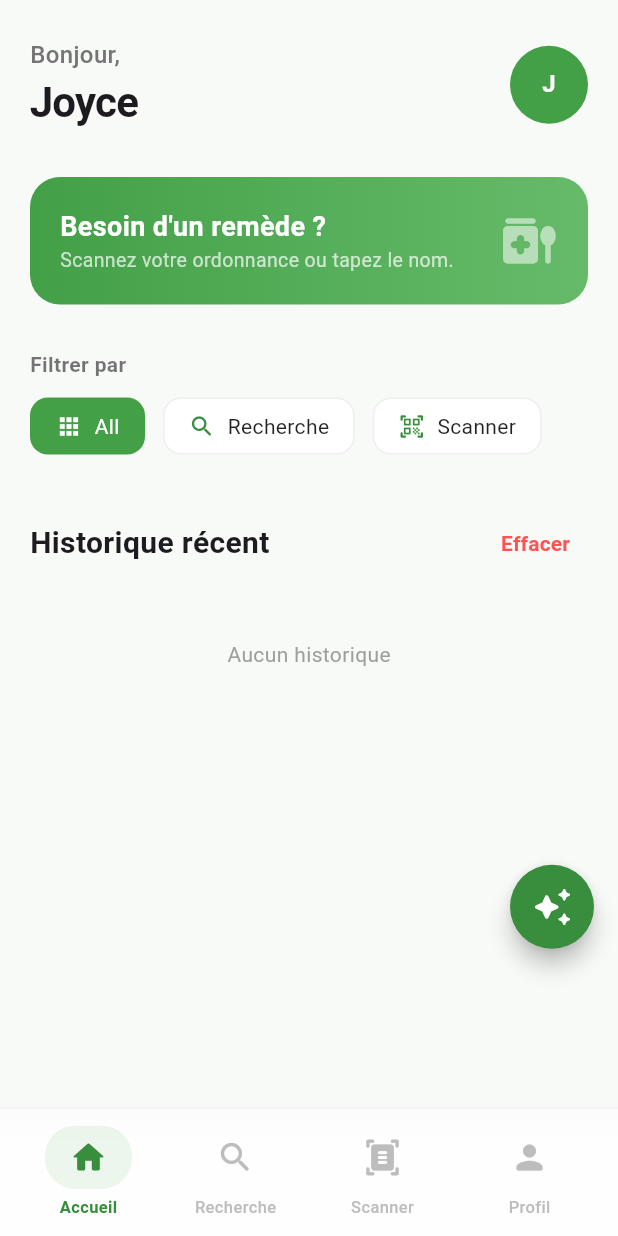
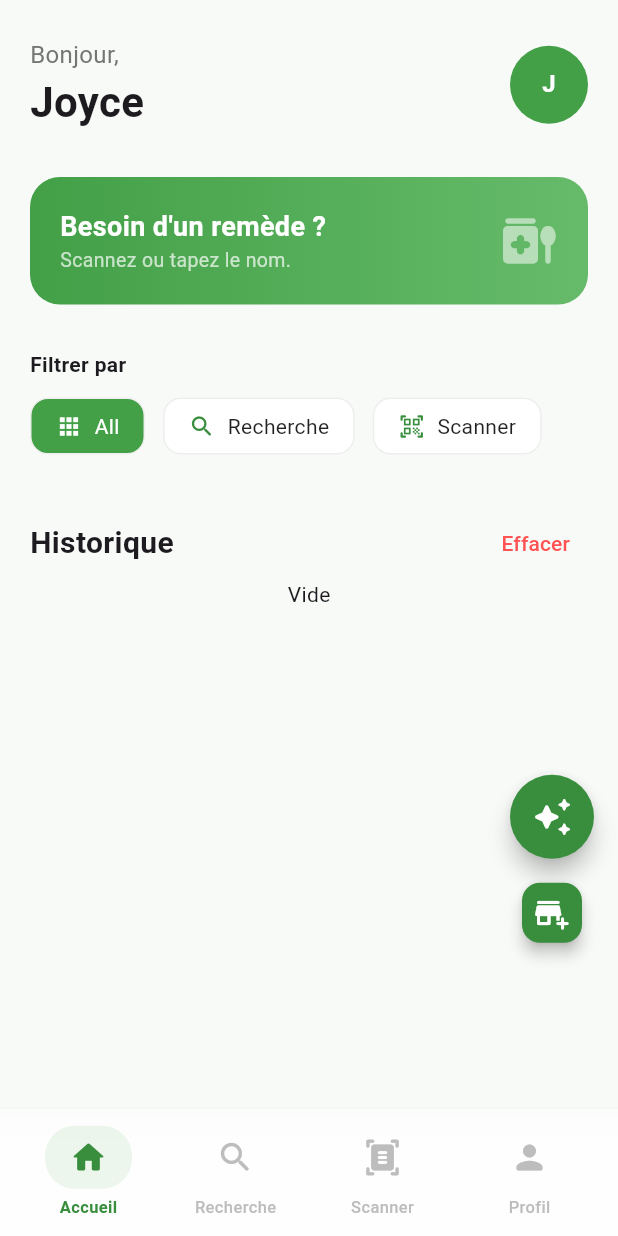
Before and after one commit to Joyce-liy/Rebec_din_projet, a Flutter app: the HomeScreen screen opened directly, on a phone screen of 412 x 824 dp. Run offline on Flutter 3.47's test engine with Material 3 defaults, Android fonts, the phone set to English and light mode, and no system bars; our stand-ins replace camera, firebase_core, flutter_map, flutter_tts, geolocator, google_maps_flutter and 6 more; missing offline and left inert: google_mlkit_text_recognition; accounts and stored records are empty; project files that could hold a hidden picture were left out.

Commit message:
ia_transcription

```diff
--- a/lib/home_screen.dart
+++ b/lib/home_screen.dart
@@ -1,13 +1,15 @@
 import 'dart:ui';
 import 'package:flutter/material.dart';
-import 'package:shared_preferences/shared_preferences.dart'; // AJOUTÉ
-import 'package:google_sign_in/google_sign_in.dart'; // AJOUTÉ
+import 'package:shared_preferences/shared_preferences.dart';
+import 'package:google_sign_in/google_sign_in.dart';
 import 'package:pharma/pageconnection/login_screen.dart';
 import 'package:pharma/profil.dart';
 import 'package:pharma/search_screen.dart';
 import 'package:pharma/services/history_service.dart';
 import 'package:pharma/scanner_page.dart';
 import 'package:pharma/chat_ai_screen.dart';
+// Importez votre page de création ici
+ import 'package:pharma/create_pharma_screen.dart';
 
 class HomeScreen extends StatefulWidget {
   final String userName;
@@ -22,6 +24,7 @@ class _HomeScreenState extends State<HomeScreen> {
 
   @override
   Widget build(BuildContext context) {
+    // Les pages de la barre de navigation
     final List<Widget> _pages = [
       HomeBody(userName: widget.userName),
       const SearchScreen(),
@@ -36,9 +39,15 @@ class _HomeScreenState extends State<HomeScreen> {
         index: _currentIndex,
         children: _pages,
       ),
-      floatingActionButton: Padding(
-        padding: const EdgeInsets.only(bottom: 90),
-        child: FloatingActionButton(
+
+      // --- BOUTONS FLOTTANTS CONDITIONNELS (ACCUEIL & RECHERCHE UNIQUEMENT) ---
+      floatingActionButton: (_currentIndex == 0 || _currentIndex == 1)
+        ? Column(
+            mainAxisSize: MainAxisSize.min,
+            children: [
+             // Bouton 1 (Haut) : Chat IA
+              FloatingActionButton(
+                heroTag: "btn_chat_ai",
                 onPressed: () {
                   Navigator.push(
                     context,
@@ -50,7 +59,28 @@ class _HomeScreenState extends State<HomeScreen> {
                 shape: const CircleBorder(),
                 child: const Icon(Icons.auto_awesome_rounded, color: Colors.white, size: 28),
               ),
+
+              const SizedBox(height: 12), // Espace entre les deux
+
+              // Bouton 2 (Bas) : Créer une Pharmacie
+              Padding(
+                padding: const EdgeInsets.only(bottom: 90), // Évite la BottomNavbar
+                child: FloatingActionButton(
+                  heroTag: "btn_add_pharma",
+                  onPressed: () {
+                    print("Ouvrir création pharmacie");
+                     Navigator.push(context, MaterialPageRoute(builder: (context) => const CreatePharmaScreen()));
+                  },
+                  backgroundColor: Colors.green.shade700,
+                  elevation: 4,
+                  mini: true, // Plus petit pour garder la hiérarchie
+                  child: const Icon(Icons.add_business_rounded, color: Colors.white),
                 ),
+              ),
+            ],
+          )
+        : null,
+
       floatingActionButtonLocation: FloatingActionButtonLocation.endFloat,
       bottomNavigationBar: _buildProfessionalNavbar(),
     );
@@ -130,22 +160,12 @@ class HomeBody extends StatefulWidget {
 class _HomeBodyState extends State<HomeBody> {
   String _selectedFilter = "All";
 
-  // --- NOUVELLE FONCTION DE DÉCONNEXION RÉELLE ---
   Future<void> _logout(BuildContext context) async {
     final prefs = await SharedPreferences.getInstance();
     final GoogleSignIn googleSignIn = GoogleSignIn();
+    await prefs.clear();
+    try { await googleSignIn.signOut(); } catch (e) { debugPrint(e.toString()); }
 
-    // Effacer les SharedPreferences (Nom + statut connexion)
-    await prefs.clear();
-
-    // Déconnexion Google
-    try {
-      await googleSignIn.signOut();
-    } catch (e) {
-      debugPrint("Erreur Google Sign Out: $e");
-    }
-
-    // Retour au login
     if (!mounted) return;
     Navigator.pushAndRemoveUntil(
       context,
@@ -171,20 +191,25 @@ class _HomeBodyState extends State<HomeBody> {
                   child: Column(
                     crossAxisAlignment: CrossAxisAlignment.start,
                     children: [
-                      Text("Bonjour,",
-                        style: TextStyle(fontSize: 16, color: Colors.grey.shade600, fontWeight: FontWeight.w500)),
-                      Text(widget.userName,
-                        style: const TextStyle(fontSize: 28, fontWeight: FontWeight.bold, letterSpacing: -0.5)),
+                      Text("Bonjour,", style: TextStyle(fontSize: 16, color: Colors.grey.shade600)),
+                      Text(widget.userName, style: const TextStyle(fontSize: 28, fontWeight: FontWeight.bold)),
                     ],
                   ),
                 ),
-                _buildAvatar(initial),
+                GestureDetector(
+                  onTap: () => _showLogoutDialog(context),
+                  child: CircleAvatar(
+                    backgroundColor: Colors.green.shade600,
+                    radius: 26,
+                    child: Text(initial, style: const TextStyle(color: Colors.white, fontWeight: FontWeight.bold)),
+                  ),
+                ),
               ],
             ),
             const SizedBox(height: 30),
             _buildSearchPrompt(),
             const SizedBox(height: 30),
-            const Text("Filtrer par", style: TextStyle(fontSize: 14, fontWeight: FontWeight.bold, color: Colors.black54)),
+            const Text("Filtrer par", style: TextStyle(fontSize: 14, fontWeight: FontWeight.bold)),
             const SizedBox(height: 12),
             SingleChildScrollView(
               scrollDirection: Axis.horizontal,
@@ -202,58 +227,31 @@ class _HomeBodyState extends State<HomeBody> {
             Row(
               mainAxisAlignment: MainAxisAlignment.spaceBetween,
               children: [
-                Text(
-                  _selectedFilter == "All" ? "Historique récent" : "Résultats $_selectedFilter",
-                  style: const TextStyle(fontSize: 20, fontWeight: FontWeight.bold),
-                ),
+                Text(_selectedFilter == "All" ? "Historique" : "Résultats $_selectedFilter",
+                    style: const TextStyle(fontSize: 20, fontWeight: FontWeight.bold)),
                 TextButton(
                   onPressed: () => HistoryService.instance.clear(),
-                  child: const Text("Effacer", style: TextStyle(color: Colors.redAccent, fontWeight: FontWeight.w600)),
+                  child: const Text("Effacer", style: TextStyle(color: Colors.redAccent)),
                 )
               ],
             ),
             ValueListenableBuilder<List<String>>(
               valueListenable: HistoryService.instance.history,
               builder: (context, historyList, child) {
-                final filtered = historyList.where((item) {
-                  if (_selectedFilter == "All") return true;
-                  return item.startsWith(_selectedFilter);
-                }).toList();
-
-                if (filtered.isEmpty) return _buildEmptyState();
-
+                final filtered = historyList.where((item) => _selectedFilter == "All" || item.startsWith(_selectedFilter)).toList();
+                if (filtered.isEmpty) return const Center(child: Text("Vide"));
                 return ListView.builder(
                   shrinkWrap: true,
                   physics: const NeverScrollableScrollPhysics(),
                   itemCount: filtered.length,
                   itemBuilder: (context, index) {
-                    final entry = filtered[index];
-                    final parts = entry.split(':');
-                    final source = parts[0];
-                    final name = parts.length > 1 ? parts[1] : parts[0];
-
-                    IconData itemIcon = (source == "Scanner")
-                        ? Icons.document_scanner_outlined
-                        : Icons.history_rounded;
-
-                    return _buildHistoryItem(itemIcon, name, source);
+                    return _buildHistoryItem(Icons.history_rounded, filtered[index].split(':').last, filtered[index].split(':').first);
                   },
                 );
               },
             ),
           ],
         ),
-      ),
-    );
-  }
-
-  Widget _buildAvatar(String initial) {
-    return GestureDetector(
-      onTap: () => _showLogoutDialog(context),
-      child: CircleAvatar(
-        backgroundColor: Colors.green.shade600,
-        radius: 26,
-        child: Text(initial, style: const TextStyle(color: Colors.white, fontWeight: FontWeight.bold)),
       ),
     );
   }
@@ -272,7 +270,7 @@ class _HomeBodyState extends State<HomeBody> {
               crossAxisAlignment: CrossAxisAlignment.start,
               children: [
                 Text("Besoin d'un remède ?", style: TextStyle(color: Colors.white, fontSize: 18, fontWeight: FontWeight.bold)),
-                Text("Scannez votre ordonnance ou tapez le nom.", style: TextStyle(color: Colors.white70, fontSize: 13)),
+                Text("Scannez ou tapez le nom.", style: TextStyle(color: Colors.white70, fontSize: 13)),
               ],
             ),
           ),
@@ -291,7 +289,7 @@ class _HomeBodyState extends State<HomeBody> {
         decoration: BoxDecoration(
           color: isSelected ? Colors.green.shade600 : Colors.white,
           borderRadius: BorderRadius.circular(12),
-          border: Border.all(color: isSelected ? Colors.transparent : Colors.grey.shade200),
+          border: Border.all(color: Colors.grey.shade200),
         ),
         child: Row(
           children: [
@@ -307,7 +305,6 @@ class _HomeBodyState extends State<HomeBody> {
   Widget _buildHistoryItem(IconData icon, String title, String source) {
     return Card(
       margin: const EdgeInsets.only(bottom: 12),
-      elevation: 0,
       shape: RoundedRectangleBorder(borderRadius: BorderRadius.circular(16), side: BorderSide(color: Colors.grey.shade100)),
       child: ListTile(
         leading: Icon(icon, color: Colors.green),
@@ -318,26 +315,15 @@ class _HomeBodyState extends State<HomeBody> {
     );
   }
 
-  Widget _buildEmptyState() {
-    return const Center(child: Padding(
-      padding: EdgeInsets.all(40.0),
-      child: Text("Aucun historique", style: TextStyle(color: Colors.grey)),
-    ));
-  }
-
   void _showLogoutDialog(BuildContext context) {
     showDialog(
       context: context,
       builder: (context) => AlertDialog(
-        shape: RoundedRectangleBorder(borderRadius: BorderRadius.circular(20)),
         title: const Text("Déconnexion"),
-        content: const Text("Voulez-vous vraiment vous déconnecter de PharmConnect ?"),
+        content: const Text("Voulez-vous quitter ?"),
         actions: [
-          TextButton(onPressed: () => Navigator.pop(context), child: const Text("Annuler")),
-          TextButton(
-            onPressed: () => _logout(context), // APPEL DE LA FONCTION MODIFIÉE
-            child: const Text("Déconnexion", style: TextStyle(color: Colors.red, fontWeight: FontWeight.bold))
-          ),
+          TextButton(onPressed: () => Navigator.pop(context), child: const Text("Non")),
+          TextButton(onPressed: () => _logout(context), child: const Text("Oui", style: TextStyle(color: Colors.red))),
         ],
       ),
     );
--- a/pubspec.yaml
+++ b/pubspec.yaml
@@ -49,6 +49,8 @@ dependencies:
   google_generative_ai: ^0.4.7
   google_sign_in: ^6.2.1
   firebase_core: ^4.3.0
+  google_maps_flutter: ^2.14.0
+  http: ^1.6.0
 
 dev_dependencies:
 flutter_launcher_icons:
```
Also changed, not shown: lib/create_pharma_screen.dart (added, +140 -0 lines), lib/scanner_page.dart (+59 -46 lines), lib/search_screen.dart (+38 -14 lines), lib/services/gemini_service.dart (added, +68 -0 lines), pubspec.lock, 1 other file. Lines whose indentation alone changed are shown as unchanged.
